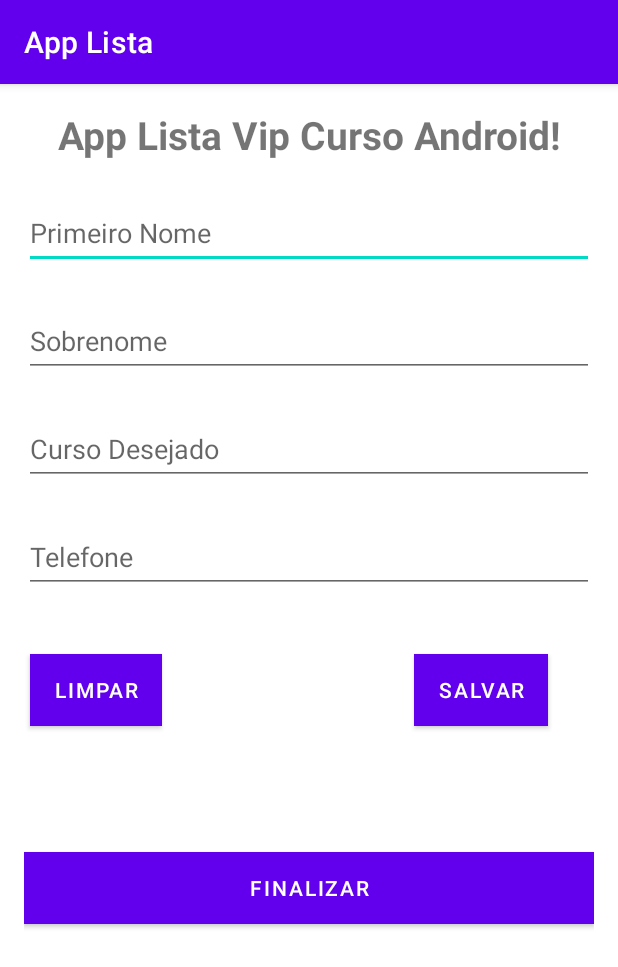
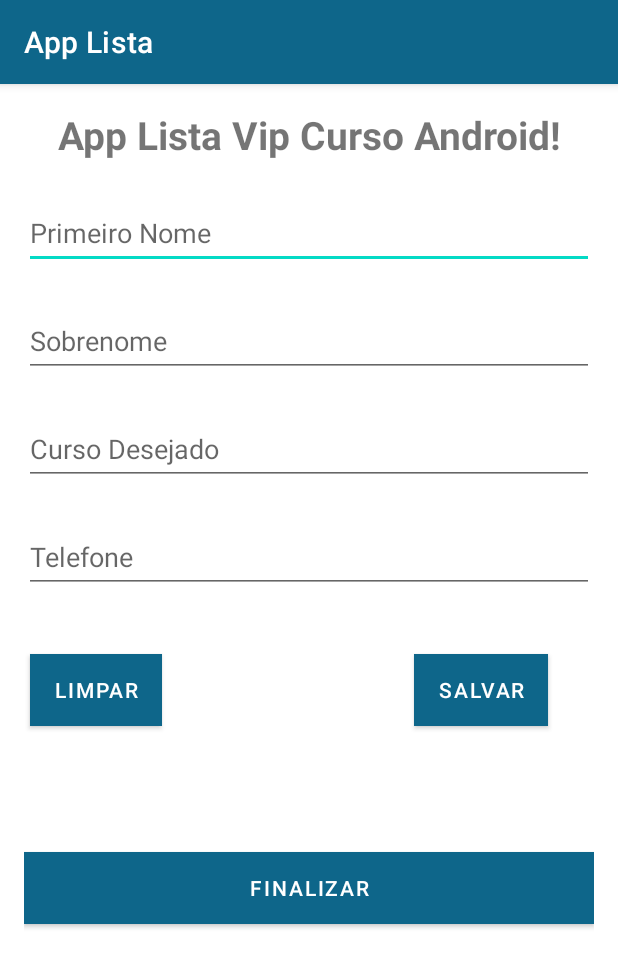
Before and after one commit to anamux/AppAppListaCursoUdemy, an Android app: the screen it shows after launch (MainActivity), on a phone screen of 412 x 824 dp. Shown: the top 967 px of the screen. Run offline under Robolectric (Android 15) with nearby library versions, the phone set to English and light mode, and no system bars.

Commit message:
Início implantação arquitetura MVC.

```diff
--- a/app/src/main/AndroidManifest.xml
+++ b/app/src/main/AndroidManifest.xml
@@ -12,7 +12,7 @@
         android:theme="@style/Theme.AppLista"
         tools:targetApi="31">
         <activity
-            android:name=".MainActivity"
+            android:name=".view.MainActivity"
             android:exported="true">
             <intent-filter>
                 <action android:name="android.intent.action.MAIN" />
--- /dev/null
+++ b/app/src/main/java/com/anamuxfeldt/applista/controller/CursoController.java
@@ -0,0 +1,4 @@
+package com.anamuxfeldt.applista.controller;
+
+public class CursoController {
+}
--- /dev/null
+++ b/app/src/main/java/com/anamuxfeldt/applista/model/Curso.java
@@ -0,0 +1,4 @@
+package com.anamuxfeldt.applista.model;
+
+public class Curso {
+}
--- a/app/src/main/java/com/anamuxfeldt/applista/MainActivity.java
+++ b/app/src/main/java/com/anamuxfeldt/applista/view/MainActivity.java
@@ -1,8 +1,10 @@
-package com.anamuxfeldt.applista;
+package com.anamuxfeldt.applista.view;
 
 import androidx.appcompat.app.AppCompatActivity;
 
 import android.os.Bundle;
+
+import com.anamuxfeldt.applista.R;
 
 public class MainActivity extends AppCompatActivity {
 
--- a/app/src/main/res/layout/activity_main.xml
+++ b/app/src/main/res/layout/activity_main.xml
@@ -6,7 +6,7 @@
     android:layout_height="match_parent"
     android:layout_margin="16dp"
     android:backgroundTint="@color/corBotoes"
-    tools:context=".MainActivity">
+    tools:context=".view.MainActivity">
 
     <TextView android:id="@+id/textView"
         android:layout_width="wrap_content"
--- a/app/src/main/res/values-night/themes.xml
+++ b/app/src/main/res/values-night/themes.xml
@@ -2,8 +2,8 @@
     <!-- Base application theme. -->
     <style name="Theme.AppLista" parent="Theme.MaterialComponents.DayNight.DarkActionBar">
         <!-- Primary brand color. -->
-        <item name="colorPrimary">@color/purple_200</item>
-        <item name="colorPrimaryVariant">@color/purple_700</item>
+        <item name="colorPrimary">@color/teal_200</item>
+        <item name="colorPrimaryVariant">@color/purple_500</item>
         <item name="colorOnPrimary">@color/black</item>
         <!-- Secondary brand color. -->
         <item name="colorSecondary">@color/teal_200</item>
--- a/app/src/main/res/values/themes.xml
+++ b/app/src/main/res/values/themes.xml
@@ -2,8 +2,8 @@
     <!-- Base application theme. -->
     <style name="Theme.AppLista" parent="Theme.MaterialComponents.DayNight.DarkActionBar">
         <!-- Primary brand color. -->
-        <item name="colorPrimary">@color/purple_500</item>
-        <item name="colorPrimaryVariant">@color/purple_700</item>
+        <item name="colorPrimary">@color/corBotoes</item>
+        <item name="colorPrimaryVariant">@color/corBotoes</item>
         <item name="colorOnPrimary">@color/white</item>
         <!-- Secondary brand color. -->
         <item name="colorSecondary">@color/teal_200</item>
```
